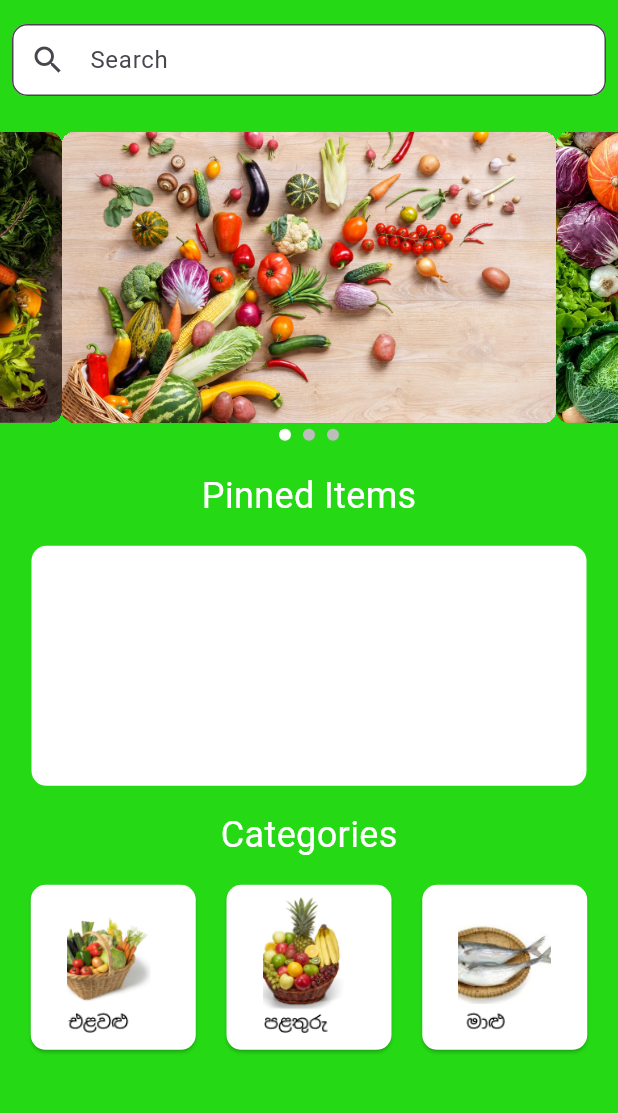
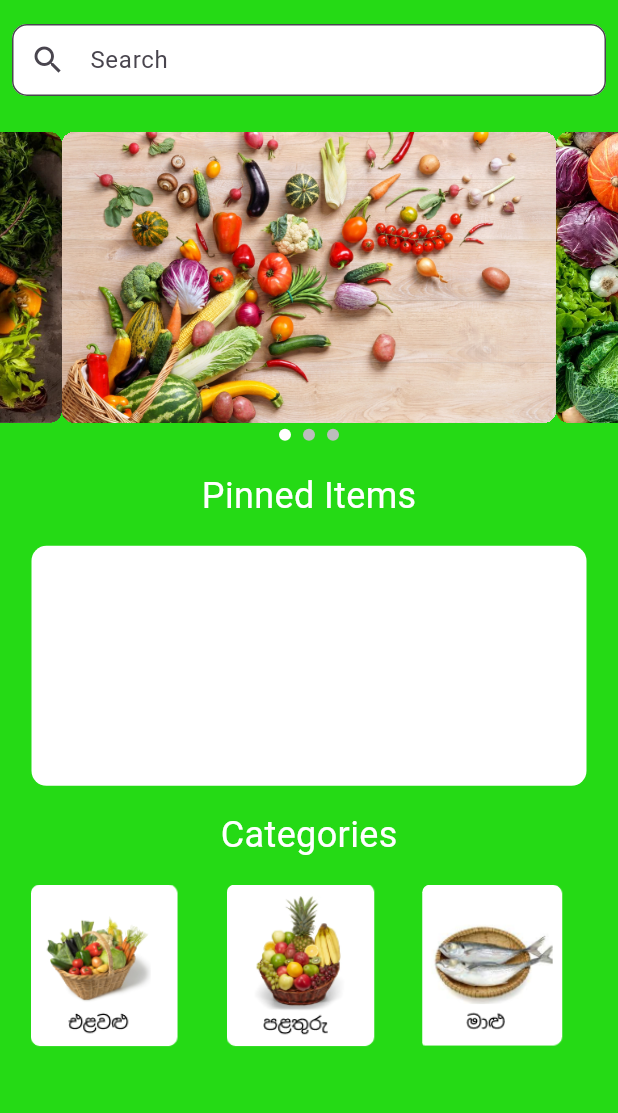
Before and after one commit to thommadurasahan/AgriGo-v1-Repo, a Flutter app: the Home screen opened directly, on a phone screen of 412 x 824 dp, the part 72-1185 px from its top. Run offline on Flutter 3.47's test engine with Material 3 defaults, Android fonts, the phone set to English and light mode, and no system bars; drawn by our look-alikes of carousel_slider; our stand-ins replace firebase_core; accounts and stored records are empty.

Commit message:
Update home.dart
edited the buttons

```diff
--- a/flutter_agrigo/lib/home.dart
+++ b/flutter_agrigo/lib/home.dart
@@ -4,8 +4,6 @@ import 'package:carousel_slider/carousel_slider.dart';
 const Color agriGoGreen = Color(0xFF25DA15);
 
 class Home extends StatefulWidget {
-  const Home({super.key});
-
   @override
   _HomeState createState() => _HomeState();
 }
@@ -30,6 +28,7 @@ class _HomeState extends State<Home> {
       ),
       minimumSize: Size(buttonSize, buttonSize),
       maximumSize: Size(buttonSize, buttonSize),
+
     ),
     child: Image.asset(
       imagePath,
@@ -40,12 +39,13 @@ class _HomeState extends State<Home> {
   );
 }
 
+
   @override
   Widget build(BuildContext context) {
     return Scaffold(
       backgroundColor: agriGoGreen,
       appBar: AppBar(
-        title: const Text('AgriGO'),
+        title: Text('AgriGO'),
         actions: [
           IconButton(
             icon: Image.asset('assets/Compass.png'),
@@ -62,8 +62,7 @@ class _HomeState extends State<Home> {
         ],
         backgroundColor: agriGoGreen,
       ),
-      body: SingleChildScrollView(
-        // Wrap the content with SingleChildScrollView
+      body: SingleChildScrollView( // Wrap the content with SingleChildScrollView
         child: Column(
           children: [
             Padding(
@@ -83,9 +82,7 @@ class _HomeState extends State<Home> {
             ),
             SizedBox(height: 16),
             CarouselSlider(
-              items: _imagePaths
-                  .map((imagePath) => _buildImage(imagePath))
-                  .toList(),
+              items: _imagePaths.map((imagePath) => _buildImage(imagePath)).toList(),
               options: CarouselOptions(
                 autoPlay: true,
                 autoPlayInterval: Duration(seconds: 5),
@@ -107,9 +104,7 @@ class _HomeState extends State<Home> {
                     height: 8.0,
                     decoration: BoxDecoration(
                       shape: BoxShape.circle,
-                      color: _currentImageIndex == entry.key
-                          ? Colors.white
-                          : Colors.grey[400],
+                      color: _currentImageIndex == entry.key ? Colors.white : Colors.grey[400],
                     ),
                   ),
                 );
@@ -129,11 +124,9 @@ class _HomeState extends State<Home> {
               height: 160.0,
               decoration: BoxDecoration(
                 color: Colors.white,
-                borderRadius:
-                    BorderRadius.circular(10.0), // Adjust corner radius
+                borderRadius: BorderRadius.circular(10.0), // Adjust corner radius
               ),
-              child: Stack(
-                // To position the "Pins" on top of the box
+              child: Stack( // To position the "Pins" on top of the box
                 children: [
                   // Your "Pins" widget goes here
                 ],
@@ -149,12 +142,26 @@ class _HomeState extends State<Home> {
             ),
             SizedBox(height: 16),
             Row(
-              mainAxisAlignment:
-                  MainAxisAlignment.spaceEvenly, // Distribute buttons evenly
+            mainAxisAlignment: MainAxisAlignment.spaceEvenly, // Distribute buttons evenly
             children: [
-                _buildImageButton('assets/Vegitable.png', 110),
-                _buildImageButton('assets/Fruit.png', 110),
-                _buildImageButton('assets/Fish.png', 110),
+              ImageButton(
+                    imagePath: 'assets/Vegitable.png',
+                    onPressed: () {
+                      // Handle button press action
+                    },
+                  ),
+              ImageButton(
+                    imagePath: 'assets/Fruit.png',
+                    onPressed: () {
+                      // Handle button press action
+                    },
+                  ),
+              ImageButton(
+                    imagePath: 'assets/Fish.png',
+                    onPressed: () {
+                      // Handle button press action
+                    },
+                  ),
             ],
           ),
           SizedBox(height: 50),
@@ -179,3 +186,28 @@ class _HomeState extends State<Home> {
     );
   }
 }
+
+class ImageButton extends StatelessWidget {
+  final String imagePath;
+  final VoidCallback onPressed;
+
+  const ImageButton({required this.imagePath, required this.onPressed});
+
+  @override
+  Widget build(BuildContext context) {
+    return InkWell( // Use InkWell for tap detection
+      onTap: onPressed,
+      child: Container(
+        width: 110,
+        height: 110,
+        decoration: BoxDecoration(
+          image: DecorationImage(
+            image: AssetImage(imagePath), // Load image from assets
+            fit: BoxFit.cover, // Adjust image fit as needed
+          ),
+          borderRadius: BorderRadius.circular(5),
+        ),
+      ),
+    );
+  }
+}
```
Lines whose indentation alone changed are shown as unchanged.
